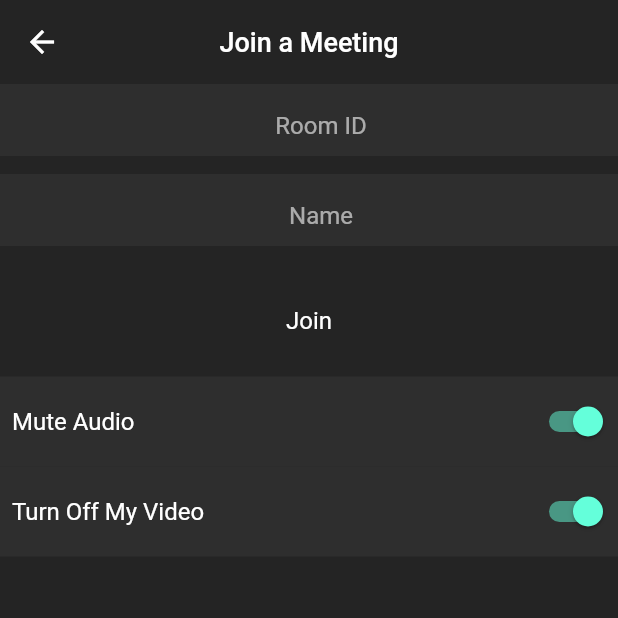
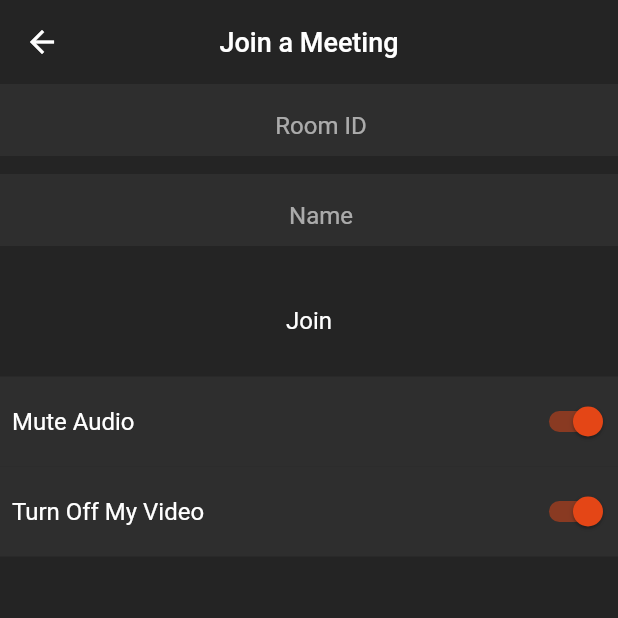
Before and after one commit to avijeet108/Meetify, a Flutter app: the screen it shows once a user with an empty profile is signed in, after a tap on "Join Meeting", on a phone screen of 412 x 824 dp, the top half of it. Run offline on Flutter 3.47's test engine with Material 2 defaults, Android fonts, the phone set to English and light mode, and no system bars; our stand-ins replace cloud_firestore, firebase_auth, firebase_core, google_sign_in; missing offline and left inert: jitsi_meet; accounts and stored records are empty; network calls fail.

Commit message:
Minor Bug Fixes

```diff
--- a/lib/resources/auth_methods.dart
+++ b/lib/resources/auth_methods.dart
@@ -51,6 +51,10 @@ class AuthMethods {
   }
 
   void signOut() async {
-    _auth.signOut();
+    try {
+      await _auth.signOut();
+    } catch (e) {
+      print(e);
+    }
   }
 }
--- a/lib/screens/home_screen.dart
+++ b/lib/screens/home_screen.dart
@@ -13,6 +13,11 @@ class HomeScreen extends StatefulWidget {
 }
 
 class _HomeScreenState extends State<HomeScreen> {
+  onLogOut() async {
+    AuthMethods().signOut();
+    Navigator.pushNamed(context, '/login');
+  }
+
   int _Page = 0;
   onPageChanged(int Page) {
     setState(() {
@@ -23,8 +28,7 @@ class _HomeScreenState extends State<HomeScreen> {
   List<Widget> pages = [
     MeetingScreen(),
     const HistoryMeetingScreen(),
-    const Text('Contacts'),
-    CustomButton(text: 'Log Out', onPressed: () => AuthMethods().signOut())
+    const Text('Help Center'),
   ];
 
   @override
@@ -33,36 +37,39 @@ class _HomeScreenState extends State<HomeScreen> {
       appBar: AppBar(
         backgroundColor: backgroundColor,
         elevation: 0,
-        title: const Text('Meet & Chat'),
+        title: const Text('Meetify'),
         centerTitle: true,
+        actions: [
+          GestureDetector(
+            onTap: onLogOut,
+            child: Container(
+                padding: const EdgeInsets.symmetric(horizontal: 15),
+                child: const Icon(
+                  Icons.logout_outlined,
+                  color: buttonColor,
+                )),
+          )
+        ],
       ),
       body: pages[_Page],
       bottomNavigationBar: BottomNavigationBar(
           backgroundColor: footerColor,
-          selectedItemColor: Colors.white,
-          unselectedItemColor: Colors.grey,
+          selectedItemColor: buttonColor,
+          unselectedItemColor: Colors.white,
           onTap: onPageChanged,
           currentIndex: _Page,
           items: const [
             BottomNavigationBarItem(
-              icon: Icon(Icons.comment_bank),
-              label: 'Meet & Chat',
+              icon: Icon(Icons.home_outlined),
+              label: 'Home',
             ),
             BottomNavigationBarItem(
               icon: Icon(Icons.lock_clock),
               label: 'Meetings',
             ),
             BottomNavigationBarItem(
-              icon: Icon(
-                Icons.person_outline,
-              ),
-              label: 'Contacts',
-            ),
-            BottomNavigationBarItem(
-              icon: Icon(
-                Icons.settings_outlined,
-              ),
-              label: 'Settings',
+              icon: Icon(Icons.help_outline),
+              label: 'Help',
             ),
           ]),
     );
--- a/lib/screens/login_screen.dart
+++ b/lib/screens/login_screen.dart
@@ -19,15 +19,24 @@ class _LoginScreenState extends State<LoginScreen> {
         mainAxisAlignment: MainAxisAlignment.center,
         children: [
           const Text(
-            'Start or join a meeting',
+            'Meetify',
             style: TextStyle(
-              fontSize: 24,
+              fontSize: 40,
               fontWeight: FontWeight.bold,
             ),
           ),
+          const SizedBox(
+            height: 25,
+          ),
+          const Text(
+            'Sign In to continue',
+            style: TextStyle(
+              fontSize: 20,
+            ),
+          ),
           Padding(
-            padding: const EdgeInsets.symmetric(vertical: 42.0),
-            child: Image.asset('assets/images/onboarding.jpg'),
+            padding: const EdgeInsets.symmetric(vertical: 50.0, horizontal: 50),
+            child: Image.asset('assets/images/onboarding.png'),
           ),
           CustomButton(
             text: 'Google Sign In',
--- a/lib/screens/meeting_screen.dart
+++ b/lib/screens/meeting_screen.dart
@@ -1,5 +1,4 @@
 import 'dart:math';
-
 import 'package:flutter/material.dart';
 import 'package:meetify/resources/jitsi_meet_methods.dart';
 import 'package:meetify/widgets/home_meeting_button.dart';
@@ -24,7 +23,9 @@ class MeetingScreen extends StatelessWidget {
 
   @override
   Widget build(BuildContext context) {
-    return Column(
+    return Padding(
+      padding: const EdgeInsets.only(top: 40.0),
+      child: Column(
         children: [
           Row(
             mainAxisAlignment: MainAxisAlignment.spaceEvenly,
@@ -38,16 +39,6 @@ class MeetingScreen extends StatelessWidget {
                 onPressed: () => joinMeeting(context),
                 text: 'Join Meeting',
                 icon: Icons.add_box_rounded,
-            ),
-            HomeMeetingButton(
-              onPressed: () {},
-              text: 'Schedule',
-              icon: Icons.calendar_today,
-            ),
-            HomeMeetingButton(
-              onPressed: () {},
-              text: 'Share Screen',
-              icon: Icons.arrow_upward_rounded,
               ),
             ],
           ),
@@ -63,6 +54,7 @@ class MeetingScreen extends StatelessWidget {
             ),
           ),
         ],
+      ),
     );
   }
 }
--- a/lib/utils/colors.dart
+++ b/lib/utils/colors.dart
@@ -1,6 +1,6 @@
 import 'package:flutter/material.dart';
 
 const backgroundColor = Color.fromRGBO(36, 36, 36, 1);
-const buttonColor = Color.fromRGBO(14, 114, 236, 1);
+const buttonColor = Color.fromARGB(255, 228, 70, 22);
 const footerColor = Color.fromRGBO(26, 26, 26, 1);
 const secondaryBackgroundColor = Color.fromRGBO(46, 46, 46, 1);
--- a/lib/widgets/custom_button.dart
+++ b/lib/widgets/custom_button.dart
@@ -15,13 +15,13 @@ class CustomButton extends StatelessWidget {
         onPressed: onPressed,
         child: Text(
           text,
-          style: TextStyle(fontSize: 17),
+          style: const TextStyle(fontSize: 17),
         ),
         style: ElevatedButton.styleFrom(
             primary: buttonColor,
             minimumSize: const Size(double.infinity, 50),
             shape: RoundedRectangleBorder(
-              borderRadius: BorderRadius.circular(30),
+              borderRadius: BorderRadius.circular(10),
               side: const BorderSide(color: buttonColor),
             )),
       ),
--- a/lib/widgets/home_meeting_button.dart
+++ b/lib/widgets/home_meeting_button.dart
@@ -21,7 +21,7 @@ class HomeMeetingButton extends StatelessWidget {
           Container(
             decoration: BoxDecoration(
               color: buttonColor,
-              borderRadius: BorderRadius.circular(16),
+              borderRadius: BorderRadius.circular(50),
               boxShadow: [
                 BoxShadow(
                   blurRadius: 10,
--- a/lib/widgets/meeting_option.dart
+++ b/lib/widgets/meeting_option.dart
@@ -28,6 +28,7 @@ class MeetingOption extends StatelessWidget {
             ),
           ),
           Switch.adaptive(
+            activeColor: buttonColor,
             value: isMute,
             onChanged: onChange,
           ),
```
Also changed, not shown: assets/images/onboarding.jpg (deleted), assets/images/onboarding.png (added). Lines whose indentation alone changed are shown as unchanged.
